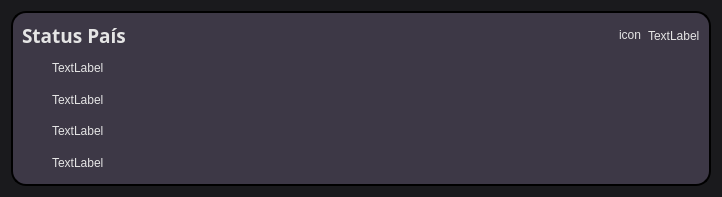
Qt form Covid19Brazil/view/CardCountry.ui (Wth10/Python-Qt) before a commit.
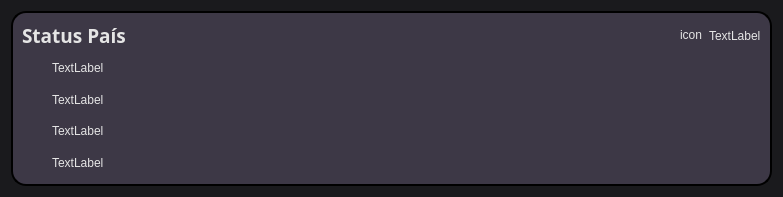
The same form after that commit. Icons and pictures are not drawn.

Diff of the .ui file:
```diff
--- a/Covid19Brazil/view/CardCountry.ui
+++ b/Covid19Brazil/view/CardCountry.ui
@@ -6,7 +6,7 @@
    <rect>
     <x>0</x>
     <y>0</y>
-    <width>722</width>
+    <width>783</width>
     <height>197</height>
    </rect>
   </property>
```
